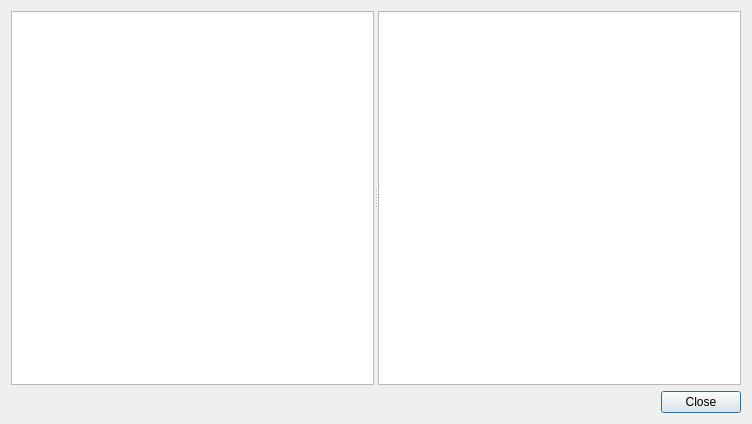
First picture: the form in profiles/ui/profilemanager.ui, repository boundlessgeo/qgis-profiles-plugin, before the edit.
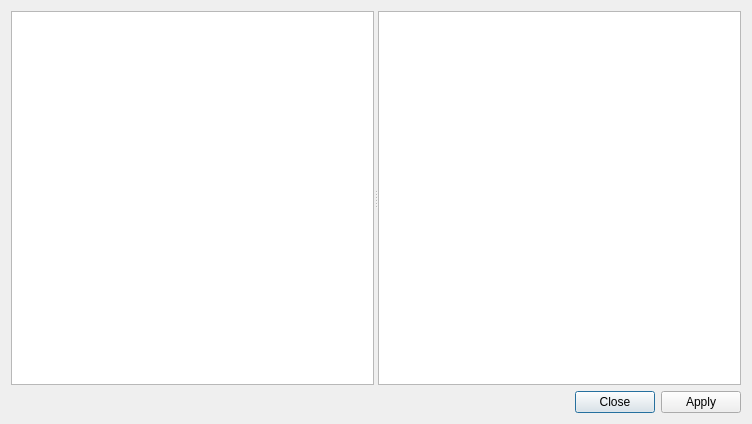
Second picture: the form after the edit.

Commit message: use buttons instead of links to apply/remove profile

```diff
--- a/profiles/ui/profilemanager.ui
+++ b/profiles/ui/profilemanager.ui
@@ -40,7 +40,7 @@
    <item>
     <widget class="QDialogButtonBox" name="buttonBox">
      <property name="standardButtons">
-      <set>QDialogButtonBox::Close</set>
+      <set>QDialogButtonBox::Apply|QDialogButtonBox::Close</set>
      </property>
     </widget>
    </item>
```
The commit also changes 1 other file.
